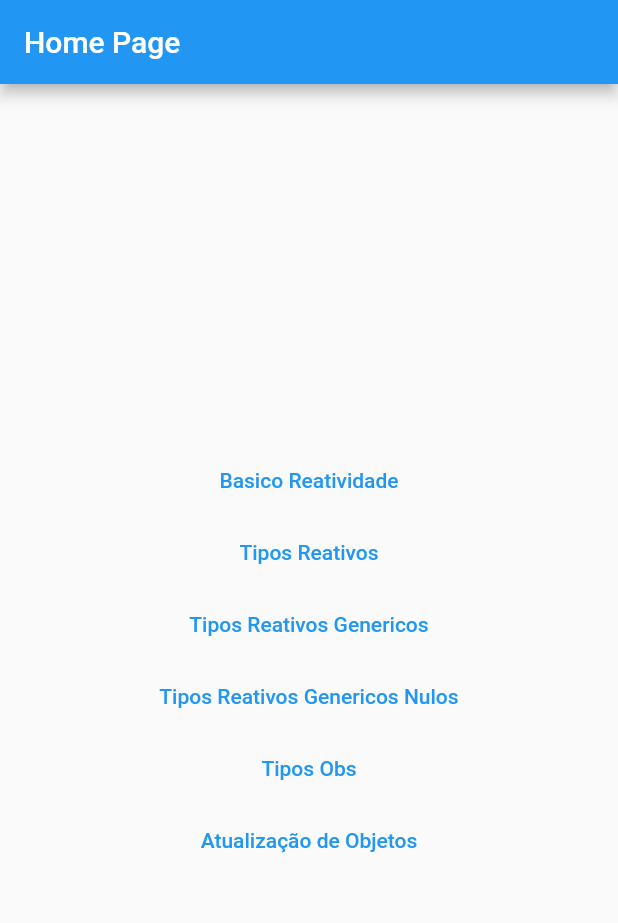
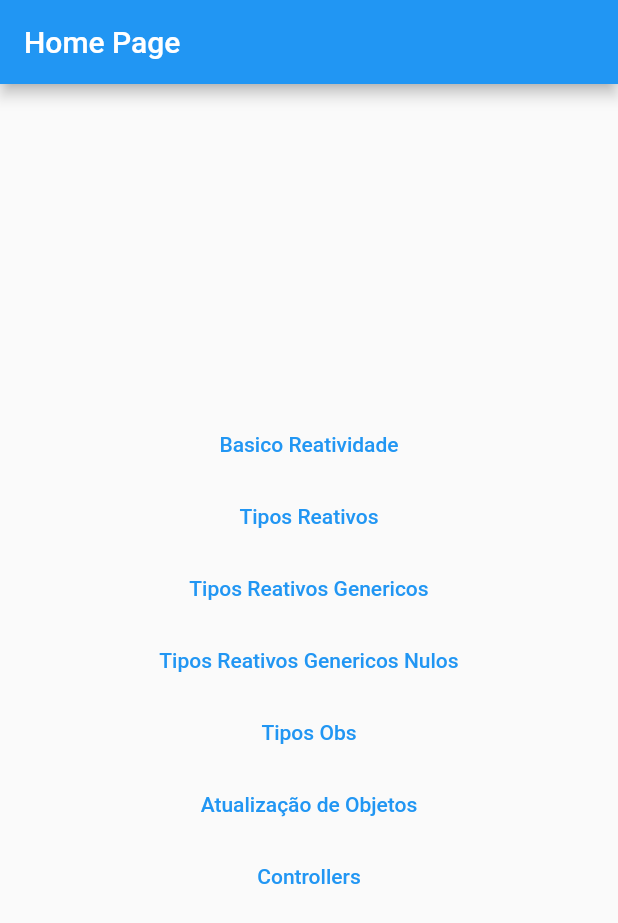
Before and after one commit to dariopmaciel/get_state_management, a Flutter app: the screen it shows after launch, on a phone screen of 412 x 824 dp. Shown: the top 923 px of the screen. Run offline on Flutter 3.47's test engine with Material 3 defaults, Android fonts, the phone set to English and light mode, and no system bars; our stand-ins replace get.

Commit message:
GetX Controller e ciclo de vida E BOAS PRATICAS

```diff
--- a/lib/home_page.dart
+++ b/lib/home_page.dart
@@ -18,38 +18,38 @@ class HomePage extends StatelessWidget {
               onPressed: () {
                 Get.toNamed('/basico');
               },
-            child: const Text("Basico Reatividade"),
-          ),
+              child: const Text("Basico Reatividade")),
           TextButton(
               onPressed: () {
                 Get.toNamed('/tiposReativos');
               },
-            child: const Text("Tipos Reativos"),
-          ),
+              child: const Text("Tipos Reativos")),
           TextButton(
               onPressed: () {
                 Get.toNamed('/tiposReativosGenericos');
               },
-            child: const Text("Tipos Reativos Genericos"),
-          ),
+              child: const Text("Tipos Reativos Genericos")),
           TextButton(
               onPressed: () {
                 Get.toNamed('/tiposReativosGenericosNulos');
               },
-            child: const Text("Tipos Reativos Genericos Nulos"),
-          ),
+              child: const Text("Tipos Reativos Genericos Nulos")),
           TextButton(
               onPressed: () {
                 Get.toNamed('/tiposObs');
               },
-            child: const Text("Tipos Obs"),
-          ),
+              child: const Text("Tipos Obs")),
           TextButton(
               onPressed: () {
                 Get.toNamed('/atualizacao');
               },
-            child: const Text("Atualização de Objetos"),
-          ),
+              child: const Text("Atualização de Objetos")),
+
+              TextButton(
+              onPressed: () {
+                Get.toNamed('/controllers');
+              },
+              child: const Text("Controllers")),
         ],
       )),
     );
--- a/lib/main.dart
+++ b/lib/main.dart
@@ -3,6 +3,9 @@ import 'package:get/get.dart';
 import 'package:get_state_management/home_page.dart';
 import 'package:get_state_management/pages/atualiza%C3%A7%C3%A3o/atualizacao_objetos_page.dart';
 import 'package:get_state_management/pages/basico/reatividade_basica.dart';
+import 'package:get_state_management/pages/controllers/controllers_home_page.dart';
+import 'package:get_state_management/pages/controllers/getxcontroller_example/controller.dart';
+import 'package:get_state_management/pages/controllers/getxcontroller_example/getx_controller_example_page.dart';
 import 'package:get_state_management/pages/tipos/tipos_obs_page.dart';
 import 'package:get_state_management/pages/tipos/tipos_reativos_genericos_nulos_page.dart';
 import 'package:get_state_management/pages/tipos/tipos_reativos_genericos_page.dart';
@@ -29,10 +32,30 @@ class MyApp extends StatelessWidget {
         GetPage(name: '/', page: () => const HomePage()),
         GetPage(name: '/basico', page: () => ReatividadeBasica()),
         GetPage(name: '/tiposReativos', page: () => TiposReativosPage()),
-        GetPage(name: '/tiposReativosGenericos', page: () => TiposReativosGenericosPage()),
-        GetPage(name: '/tiposReativosGenericosNulos', page: () => TiposReativosGenericosNuloPage()),
+        GetPage(
+            name: '/tiposReativosGenericos',
+            page: () => TiposReativosGenericosPage()),
+        GetPage(
+            name: '/tiposReativosGenericosNulos',
+            page: () => TiposReativosGenericosNuloPage()),
         GetPage(name: '/tiposObs', page: () => TiposObsPage()),
-        GetPage(name: '/atualizacao', page: () =>  AtualizacaoObjetosPage()),
+        GetPage(name: '/atualizacao', page: () => AtualizacaoObjetosPage()),
+        GetPage(
+            name: '/controllers',
+            page: () => const ControllersHomePage(),
+            children: [
+              GetPage(
+                  name: '/getxcontroller',
+                  //!atenção: se usar este de baixo não estará 100% ligada a CONTROLLER
+                  //!vai ser inicializado SOMENTE quando for chamado pela PRIMEIRA vez
+                  //! e altera o ciclo de vida => Comentar o item 'Obx(() => Text(Get.find<Controller>().nome.value)),' do getx_controller_example_page
+                  // binding: BindingsBuilder(() {
+                  //   Get.lazyPut(() => Controller());
+                  // }),
+                  //*correto
+                  binding: BindingsBuilder.put(() => Controller()),
+                  page: () => const GetxControllerExamplePage()),
+            ]),
       ],
     );
   }
```
Also changed, not shown: lib/pages/controllers/controllers_home_page.dart (added, +28 -0 lines), lib/pages/controllers/getxcontroller_example/controller.dart (added, +38 -0 lines), lib/pages/controllers/getxcontroller_example/getx_controller_example_page.dart (added, +43 -0 lines). Lines whose indentation alone changed are shown as unchanged.
